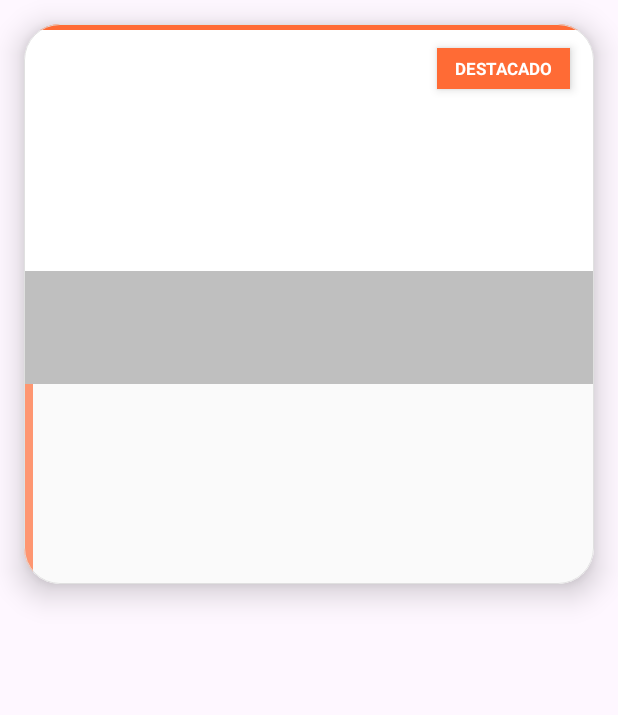
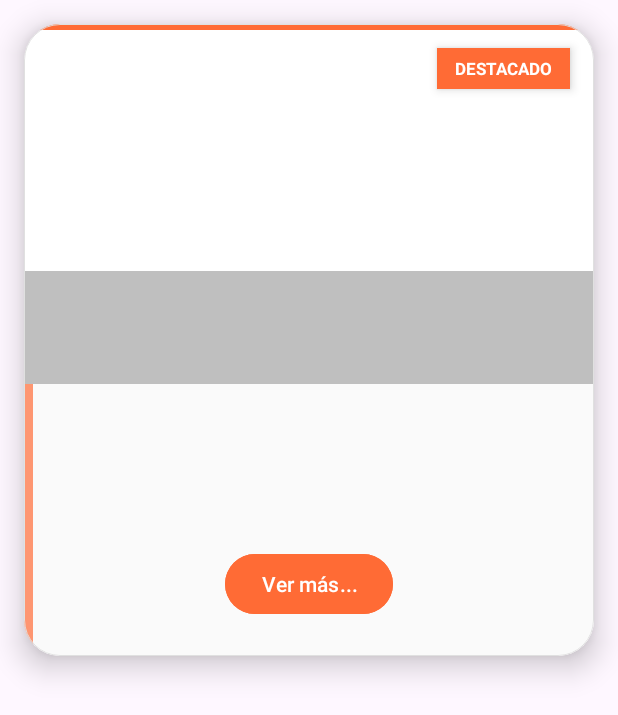
Before and after one commit to JosueGarcia-UDB/actividad-2-dsm, an Android app: the layout item_article.xml on its own in the app's theme, with its tools: preview values and no code run, on a phone screen of 412 x 824 dp. Shown: the top 715 px of the screen. Run offline under Robolectric (Android 15) with nearby library versions, the phone set to English and light mode, and no system bars.

Commit message:
add url button

```diff
--- a/app/src/main/java/sv/edu/udb/actividad2/models/Article.kt
+++ b/app/src/main/java/sv/edu/udb/actividad2/models/Article.kt
@@ -6,5 +6,6 @@ import com.squareup.moshi.JsonClass
 data class Article(
     val title: String?,
     val description: String?,
-    val urlToImage: String?
+    val urlToImage: String?,
+    val url: String?
 )
--- a/app/src/main/res/layout/item_article.xml
+++ b/app/src/main/res/layout/item_article.xml
@@ -91,6 +91,16 @@
                 android:ellipsize="end"
                 android:text="" />
 
+            <Button
+                android:id="@+id/buttonReadMore"
+                android:layout_width="wrap_content"
+                android:layout_height="wrap_content"
+                android:layout_gravity="center_horizontal"
+                android:backgroundTint="#FF6B35"
+                android:textColor="#FFFFFF"
+                android:text="Ver más...">
+            </Button>
+
 
 
         </LinearLayout>
```
Also changed, not shown: app/src/main/java/sv/edu/udb/actividad2/adapter/NewsAdapter.kt (+10 -0 lines).
